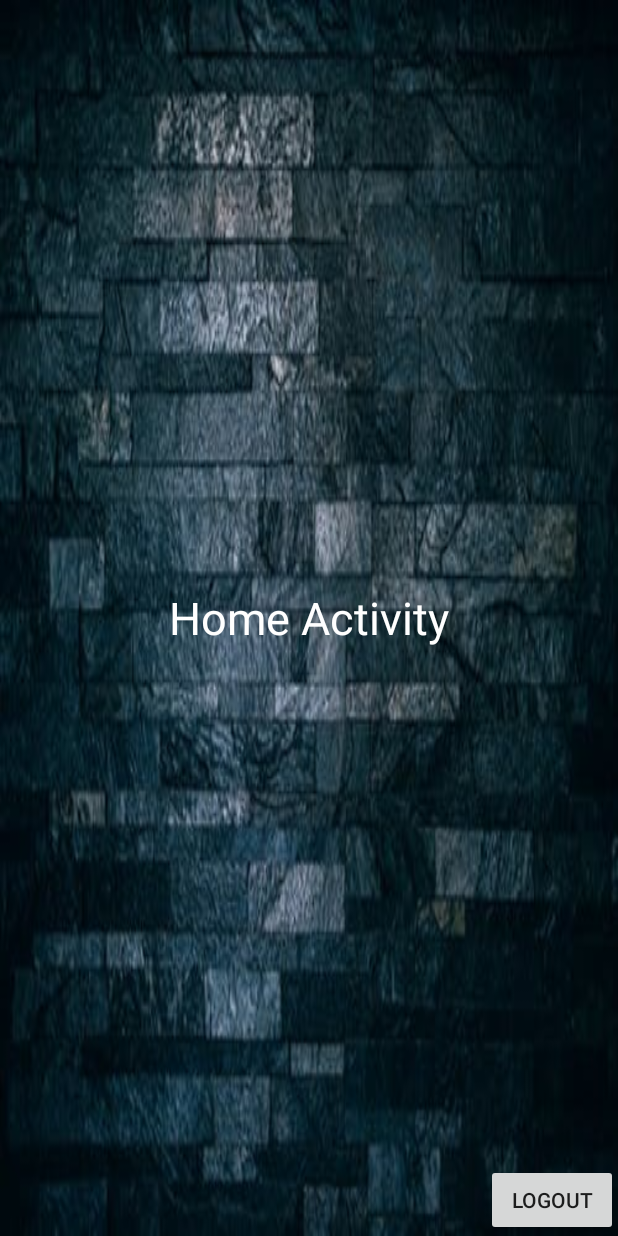
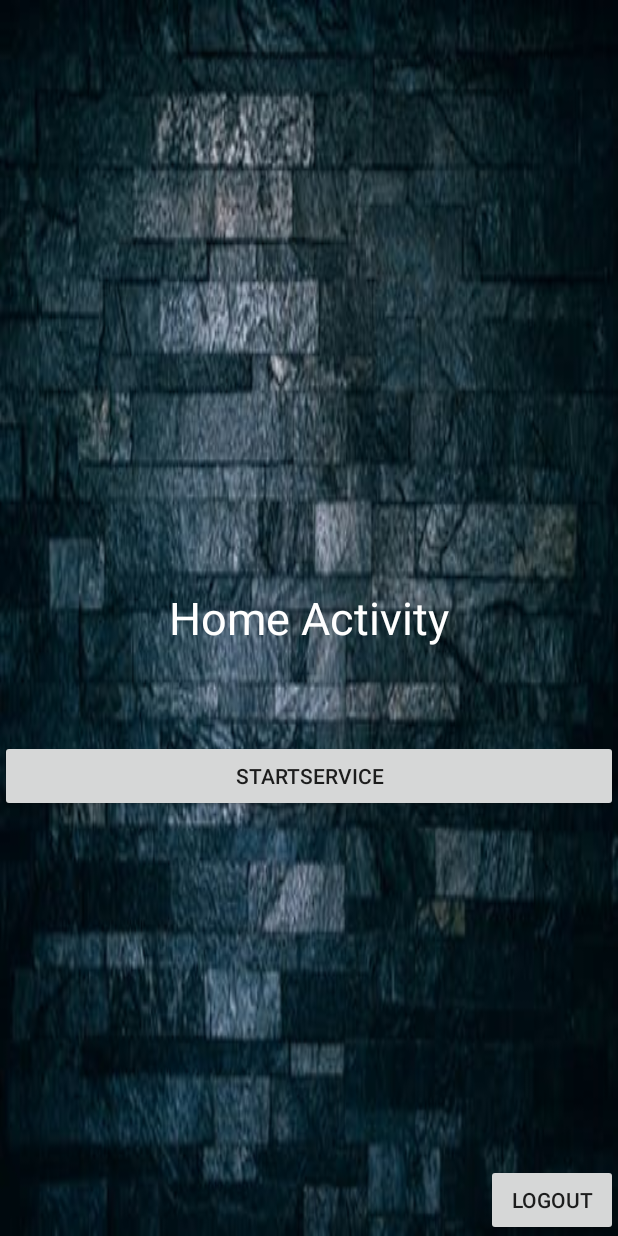
Before and after one commit to shaheryaralvi/Mystudio, an Android app: the layout activity_home.xml on its own in the app's theme, with its tools: preview values and no code run, on a phone screen of 412 x 824 dp. Run offline under Robolectric (Android 15) with nearby library versions, the phone set to English and light mode, and no system bars.

Commit message:
Job service implemented

```diff
--- a/app/src/main/AndroidManifest.xml
+++ b/app/src/main/AndroidManifest.xml
@@ -4,6 +4,8 @@
 
     <uses-permission android:name="android.permission.CALL_PHONE" />
     <uses-permission android:name="android.permission.CAMERA" />
+
+    <uses-permission android:name="android.permission.RECEIVE_BOOT_COMPLETED" />
 
     <application
         android:allowBackup="true"
@@ -35,6 +37,8 @@
             android:name=".MyBackgroundService"
             android:enabled="true"
             android:exported="true"></service>
+        <service android:name=".MusicPlayerJobService"
+            android:permission="android.permission.BIND_JOB_SERVICE" />
     </application>
 
 </manifest>
--- a/app/src/main/java/com/mian/MZ/SplashScreen.java
+++ b/app/src/main/java/com/mian/MZ/SplashScreen.java
@@ -21,7 +21,7 @@ public class SplashScreen extends AppCompatActivity {
         handler.postDelayed(new Runnable() {
             @Override
             public void run() {
-                Intent intent = new Intent(SplashScreen.this, login.class );
+                Intent intent = new Intent(SplashScreen.this, HomeActivity.class );
                 startActivity(intent);
                 finish();
             }
--- a/app/src/main/java/com/mian/MZ/login.java
+++ b/app/src/main/java/com/mian/MZ/login.java
@@ -77,8 +77,7 @@ public class login extends AppCompatActivity {
 
                     editor.putBoolean("loggedIn", true).apply();
 
-                    startService(new Intent(getApplicationContext(), MyBackgroundService.class));
-
+//                    startService(new Intent(getApplicationContext(), MyBackgroundService.class));
                     startActivity(intent);
                     finish();
                 }
--- a/app/src/main/res/layout/activity_home.xml
+++ b/app/src/main/res/layout/activity_home.xml
@@ -16,6 +16,14 @@
         android:layout_centerInParent="true"/>
 
     <Button
+        android:id="@+id/startService"
+        android:layout_width="match_parent"
+        android:layout_height="wrap_content"
+        android:layout_below="@+id/textViewHome"
+        android:layout_marginTop="61dp"
+        android:text="startservice" />
+
+    <Button
         android:id="@+id/btn_Logout_Home"
         android:layout_width="wrap_content"
         android:layout_height="wrap_content"
```
Also changed, not shown: app/src/main/java/com/mian/MZ/HomeActivity.java (+50 -7 lines), app/src/main/java/com/mian/MZ/MyBackgroundService.java (+11 -4 lines).
